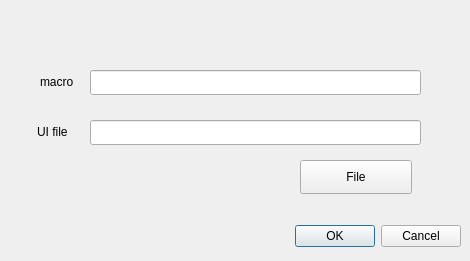
Old version of the form caQtDM_Viewer/src/screensaver_dialog.ui in the repository caqtdm/caqtdm.
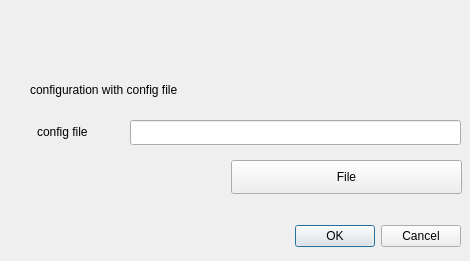
New version of the form.

Commit message: switch to use config files for screensaver config

Patch:
```diff
--- a/caQtDM_Viewer/src/screensaver_dialog.ui
+++ b/caQtDM_Viewer/src/screensaver_dialog.ui
@@ -29,27 +29,17 @@
     <set>QDialogButtonBox::Cancel|QDialogButtonBox::Ok</set>
    </property>
   </widget>
-  <widget class="QLineEdit" name="macro_edit">
-   <property name="geometry">
-    <rect>
-     <x>90</x>
-     <y>70</y>
-     <width>331</width>
-     <height>25</height>
-    </rect>
-   </property>
-  </widget>
   <widget class="QLabel" name="label">
    <property name="geometry">
     <rect>
-     <x>40</x>
-     <y>72</y>
-     <width>51</width>
+     <x>30</x>
+     <y>80</y>
+     <width>381</width>
      <height>19</height>
     </rect>
    </property>
    <property name="text">
-    <string>macro</string>
+    <string>configuration with config file </string>
    </property>
   </widget>
   <widget class="QLabel" name="label_2">
@@ -57,18 +47,18 @@
     <rect>
      <x>37</x>
      <y>122</y>
-     <width>51</width>
+     <width>81</width>
      <height>19</height>
     </rect>
    </property>
    <property name="text">
-    <string>UI file</string>
+    <string>config file</string>
    </property>
   </widget>
   <widget class="QLineEdit" name="uifile_edit">
    <property name="geometry">
     <rect>
-     <x>90</x>
+     <x>130</x>
      <y>120</y>
      <width>331</width>
      <height>25</height>
@@ -78,9 +68,9 @@
   <widget class="QPushButton" name="pushButton">
    <property name="geometry">
     <rect>
-     <x>300</x>
+     <x>231</x>
      <y>160</y>
-     <width>112</width>
+     <width>231</width>
      <height>34</height>
     </rect>
    </property>
```
Left out of the diff: 2 changed lines with no effect on the pictures. The commit also changes 2 other files.
